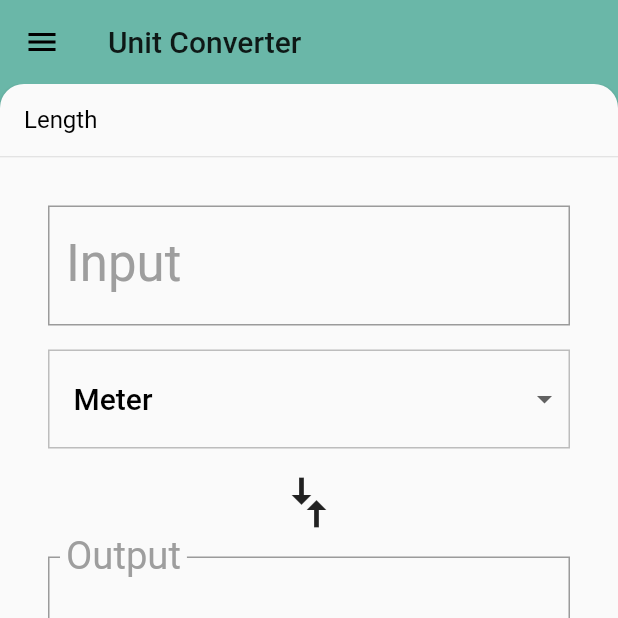
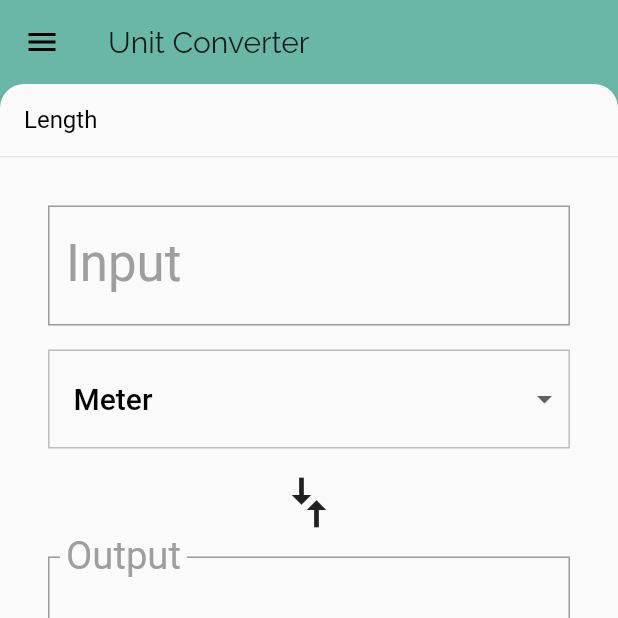
Before and after one commit to nevooronni/flutter_mobile_test, a Flutter app: the screen it shows after launch, on a phone screen of 412 x 824 dp, the top half of it. Run offline on Flutter 3.47's test engine with Material 2 defaults, Android fonts, the phone set to English and light mode, and no system bars.

Commit message:
added image and font assets to app

```diff
--- a/lib/category/category_route.dart
+++ b/lib/category/category_route.dart
@@ -72,6 +72,16 @@ class _CategoryRouteState extends State<CategoryRoute> {
     }),
   ];
 
+  static const _icons = <String>[
+    'assets/icons/length.png',
+    'assets/icons/area.png',
+    'assets/icons/volume.png',
+    'assets/icons/mass.png',
+    'assets/icons/digital_storage.png',
+    'assets/icons/power.png',
+    'assets/icons/currency.png',
+  ];
+
   @override
   Future<void> didChangeDependencies() async {
     super.didChangeDependencies();
@@ -102,7 +112,7 @@ class _CategoryRouteState extends State<CategoryRoute> {
         name: key,
         units: units,
         color: _baseColors[categoryIndex],
-        iconLocation: Icons.cake,
+        iconLocation: _icons[categoryIndex],
       );
       setState(() {
         if (categoryIndex == 0) {
--- a/lib/category/category_tile.dart
+++ b/lib/category/category_tile.dart
@@ -36,10 +36,7 @@ class CategoryTile extends StatelessWidget {
               children: [
                 Padding(
                   padding: EdgeInsets.all(16.0),
-                  child: Icon(
-                    category.iconLocation,
-                    size: 60.0,
-                  ),
+                  child: Image.asset(category.iconLocation),
                 ),
                 Center(
                   child: Text(
--- a/lib/main.dart
+++ b/lib/main.dart
@@ -11,6 +11,7 @@ class UnitConverterApp extends StatelessWidget {
       debugShowCheckedModeBanner: false,
       title: 'Unit Converter',
       theme: ThemeData(
+        fontFamily: 'Raleway',
         textTheme: Theme.of(context).textTheme.apply(
           bodyColor: Colors.black,
           displayColor: Colors.grey[500],
```
Also changed, not shown: lib/category/category.dart (+70 -72 lines), pubspec.yaml (+12 -4 lines), third_party/Raleway-Regular.ttf (added).
